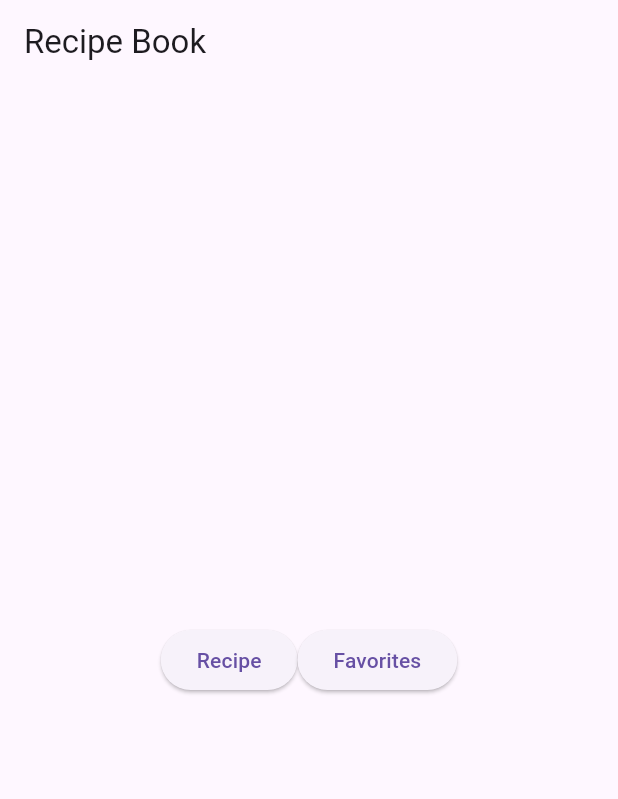
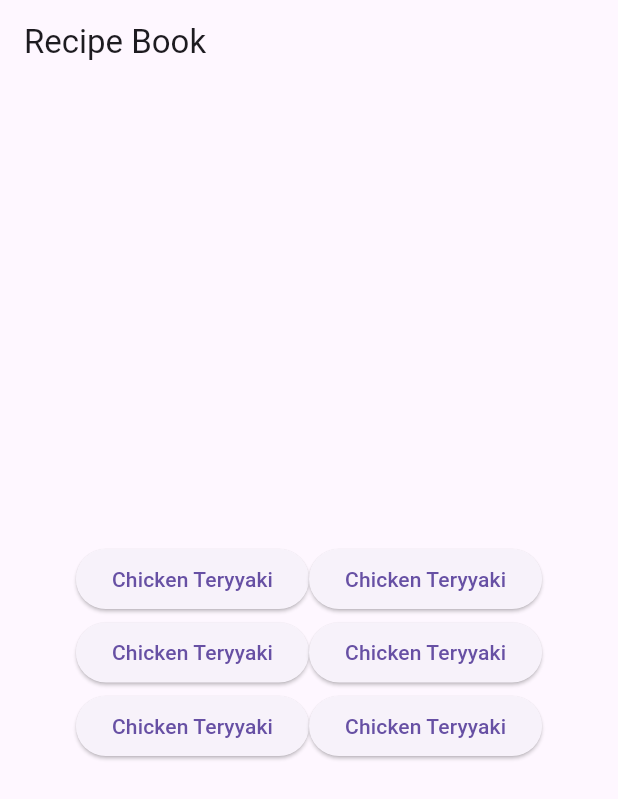
Before and after one commit to frastydragon/Recipe, a Flutter app: the screen it shows after launch, on a phone screen of 412 x 824 dp. Shown: the top 799 px of the screen. Run offline on Flutter 3.47's test engine with Material 3 defaults, Android fonts, the phone set to English and light mode, and no system bars.

Commit message:
Set up pages and got the description frames

```diff
--- a/recipe_book/lib/main.dart
+++ b/recipe_book/lib/main.dart
@@ -1,92 +1,192 @@
 import 'package:flutter/material.dart';
 
-void main() {
-  //runApp(const HomeScreen());
-  runApp(const MaterialApp(
-  title: 'Navigation Basics',
-  home: HomeScreen(),
-  ));
+class Recipes {
+  final String title;
+  final List<String> ingredients;
+  final List<String> instructions;
+
+  const Recipes(this.title, this.ingredients, this.instructions);
 }
 
-class HomeScreen extends StatelessWidget {
-  const HomeScreen({super.key});
+void main() {
+  runApp(const MyApp());
+}
+
+class MyApp extends StatelessWidget {
+  const MyApp({super.key});
+
+  // This widget is the root of your application.
+  @override
+  Widget build(BuildContext context) {
+    return MaterialApp(
+      theme: ThemeData(
+      ),
+      home:const MyHomePage(),
+    );
+  }
+}
+
+class MyHomePage extends StatefulWidget {
+  const MyHomePage({super.key});
+
+
+  @override
+  State<MyHomePage> createState() => _MyHomePageState();
+}
+
+class _MyHomePageState extends State<MyHomePage> {
+String name1 = "Chicken Teryyaki";
+List<String> item1 = ["one","two"];
+List<String> instruction1 = ["one","two"];
+
+String name2 = "Chicken Teryyaki";
+List<String> item2 = ["one","two"];
+List<String> instruction2 = ["one","two"];
+
+String name3 = "Chicken Teryyaki";
+List<String> item3 = ["one","two"];
+List<String> instruction3 = ["one","two"];
+
+String name4 = "Chicken Teryyaki";
+List<String> item4 = ["one","two"];
+List<String> instruction4 = ["one","two"];
+
+String name5 = "Chicken Teryyaki";
+List<String> item5 = ["one","two"];
+List<String> instruction5 = ["one","two"];
+
+String name6 = "Chicken Teryyaki";
+List<String> item6 = ["one","two"];
+List<String> instruction6 = ["one","two"];
+
+
 
   @override
   Widget build(BuildContext context) {
     return Scaffold(
+
       appBar: AppBar(
         title: const Text(textAlign: TextAlign.center, 'Recipe Book'),
       ),
       body: Center(
-        child: Row(
+        child: Column(
           mainAxisAlignment: MainAxisAlignment.center,
           children: <Widget>[
+            Row(
+              mainAxisAlignment: MainAxisAlignment.center,
+              children: [
                 ElevatedButton(
+
                   onPressed: () {
                     Navigator.push(
                     context,
-                MaterialPageRoute(builder: (context) => const DetailScreen()),
+                    MaterialPageRoute(builder: (context) => DetailScreen(recipe: Recipes(name1, item1, instruction1),)),
                     );
                   },
-              child:  const Text('Recipe'),
+                  child: Text(name1),
                 ),
 
                 ElevatedButton(
-              child: const Text('Favorites'),
+                  child: Text(name2),
                   onPressed: () {
                     Navigator.push(
                       context,
-                  MaterialPageRoute(builder: (context) => const FavoriteScreen()),
+                      MaterialPageRoute(builder: (context) => DetailScreen(recipe: Recipes(name2, item2, instruction2),)),
                     );
                   },
                 ) ,
               ]
             ),
+            const SizedBox(height: 1.0),
+            Row(
+              mainAxisAlignment: MainAxisAlignment.center,
+              children: [
+                ElevatedButton(
+                  onPressed: () {
+                    Navigator.push(
+                    context,
+                    MaterialPageRoute(builder: (context) => DetailScreen(recipe: Recipes(name3, item3, instruction3),)),
+                    );
+                  },
+                  child:  Text(name3),
+                ),
+                ElevatedButton(
+                  child: Text(name4),
+                  onPressed: () {
+                    Navigator.push(
+                      context,
+                      MaterialPageRoute(builder: (context) => DetailScreen(recipe: Recipes(name4, item4, instruction4),)),
+                    );
+                  },
+                ) ,
+              ]
+            ),
+            const SizedBox(height: 1.0),
+             Row(
+              mainAxisAlignment: MainAxisAlignment.center,
+              children: [
+                ElevatedButton(
+                  onPressed: () {
+                    Navigator.push(
+                    context,
+                    MaterialPageRoute(builder: (context) => DetailScreen(recipe: Recipes(name5, item5, instruction5),)),);
+                  },
+                  child:  Text(name5),
+                ),
+                ElevatedButton(
+                  child: Text(name6),
+                  onPressed: () {
+                    Navigator.push(
+                      context,
+                      MaterialPageRoute(builder: (context) => DetailScreen(recipe: Recipes(name6, item6, instruction6),)),);
+                  },
+                ) ,
+              ]
+            ),
+            const SizedBox(height: 10.0),
+          ],
+        ),
+
       )
     );
   }
 }
 
 class DetailScreen extends StatelessWidget {
-  const DetailScreen({super.key});
-
+  const DetailScreen({super.key, required this.recipe});
+  final Recipes recipe;
   @override
   Widget build(BuildContext context) {
     return Scaffold(
       appBar: AppBar(
-        title: const Text('Details'),
+        title: Text(recipe.title),
       ),
       body: Center(
-        child: ElevatedButton(
+        child: Column(
+          mainAxisAlignment: MainAxisAlignment.center,
+          children: <Widget>[
+            Text(
+                  recipe.ingredients.join(" \n"),
+                  style: const TextStyle(fontSize: 15.0),
+                  )       ,
+                const SizedBox(height: 16.0),
+
+            Text(
+                recipe.instructions.join(" \n"),
+                  style: const TextStyle(fontSize: 15.0),
+                  )       ,
+                const SizedBox(height: 16.0),
+
+
+            ElevatedButton(
               onPressed: () {
                 Navigator.pop(context);
-            // Navigate back to first route when tapped.
               },
               child: const Text('Return'),
+            )
+          ]
         ),
       ),
     );
   }
 }
-
-class FavoriteScreen extends StatelessWidget {
-  const FavoriteScreen({super.key});
-
-  @override
-  Widget build(BuildContext context) {
-    return Scaffold(
-      appBar: AppBar(
-        title: const Text('Favorites'),
-      ),
-      body: Center(
-        child: ElevatedButton(
-          onPressed: () {
-            Navigator.pop(context);
-            // Navigate back to first route when tapped.
-          },
-          child: const Text('Return'),
-        ),
-      ),
-    );
-  }
-}
```
Lines whose indentation alone changed are shown as unchanged.
